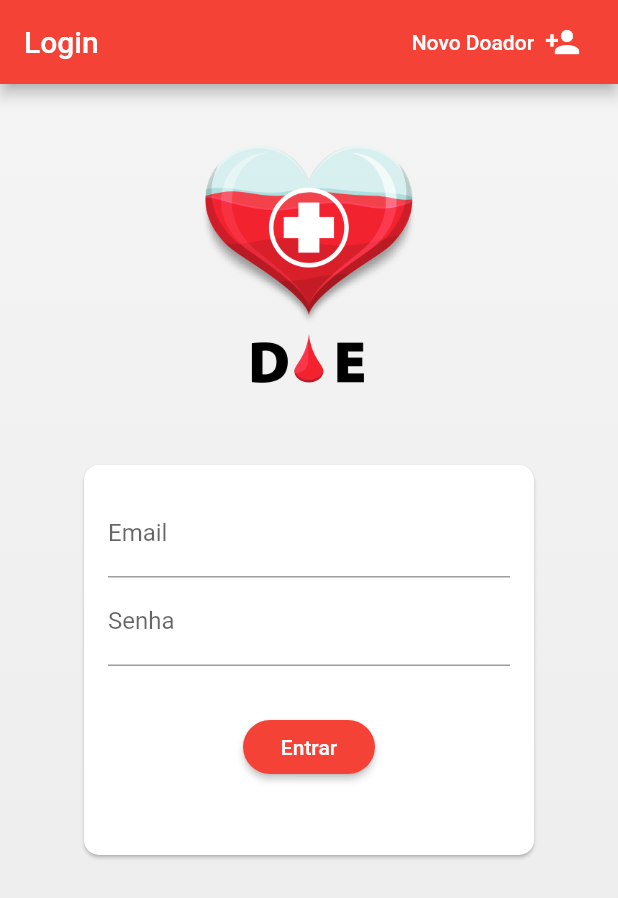
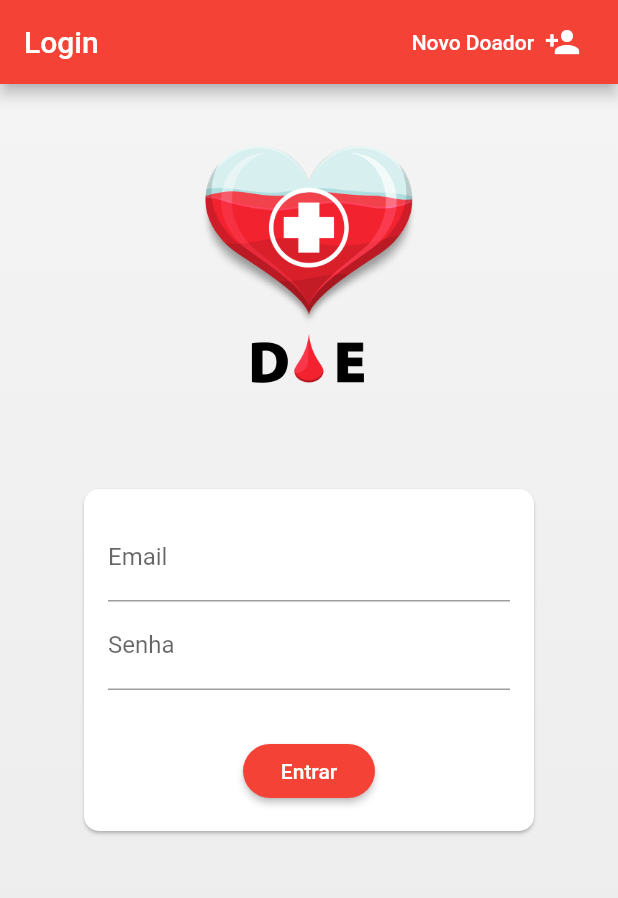
Before and after one commit to gabrielomena/doesangue_app, a Flutter app: the screen it shows after launch, on a phone screen of 412 x 824 dp. Shown: the top 898 px of the screen. Run offline on Flutter 3.47's test engine with Material 2 defaults, Android fonts, the phone set to English and light mode, and no system bars.

Commit message:
arrumado login branco

```diff
--- a/lib/screens/login_screen.dart
+++ b/lib/screens/login_screen.dart
@@ -112,7 +112,7 @@ class _LoginScreenState extends State<LoginScreen> {
                 borderRadius: BorderRadius.circular(10),
               ),
               child: Container (
-                height: 260,
+
                 width: 300,
                 padding: EdgeInsets.all(16),
                 child: Form(
```
Also changed, not shown: 1 other file.
